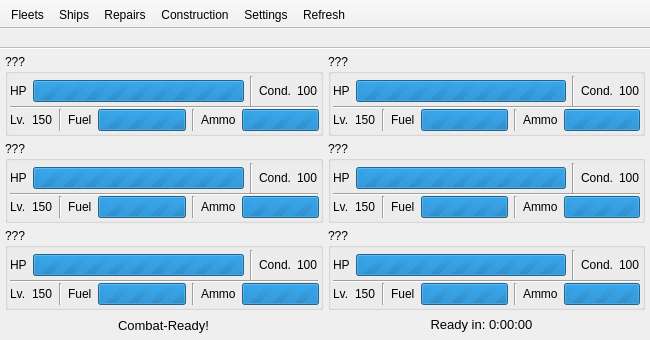
First picture: the form in KCMainWindow.ui, repository KanColleTool/kct-tool, before the edit.
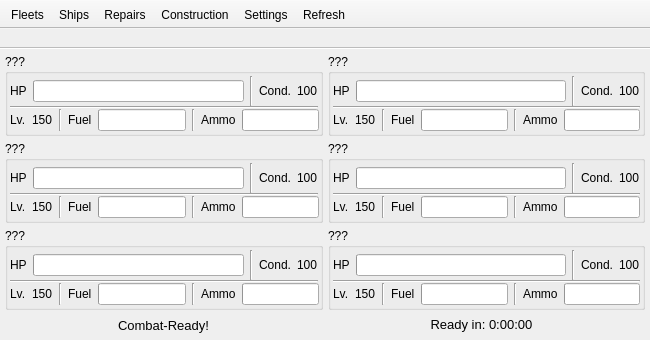
Second picture: the form after the edit. The open tabs and pages were chosen to show the change. Icons and pictures are not drawn.

Commit message: remove useless progress bar defaults

Diff of the .ui file:
```diff
--- a/KCMainWindow.ui
+++ b/KCMainWindow.ui
@@ -205,12 +205,6 @@
                   </item>
                   <item>
                    <widget class="QProgressBar" name="fleetHpBar4">
-                    <property name="maximum">
-                     <number>0</number>
-                    </property>
-                    <property name="value">
-                     <number>-1</number>
-                    </property>
                     <property name="format">
                      <string>%v/%m</string>
                     </property>
@@ -293,12 +287,6 @@
                   </item>
                   <item>
                    <widget class="QProgressBar" name="fleetFuelBar4">
-                    <property name="maximum">
-                     <number>0</number>
-                    </property>
-                    <property name="value">
-                     <number>-1</number>
-                    </property>
                     <property name="format">
                      <string>%v/%m</string>
                     </property>
@@ -324,12 +312,6 @@
                   </item>
                   <item>
                    <widget class="QProgressBar" name="fleetAmmoBar4">
-                    <property name="maximum">
-                     <number>0</number>
-                    </property>
-                    <property name="value">
-                     <number>-1</number>
-                    </property>
                     <property name="format">
                      <string>%v/%m</string>
                     </property>
@@ -382,12 +364,6 @@
                   </item>
                   <item>
                    <widget class="QProgressBar" name="fleetHpBar2">
-                    <property name="maximum">
-                     <number>0</number>
-                    </property>
-                    <property name="value">
-                     <number>-1</number>
-                    </property>
                     <property name="format">
                      <string>%v/%m</string>
                     </property>
@@ -470,12 +446,6 @@
                   </item>
                   <item>
                    <widget class="QProgressBar" name="fleetFuelBar2">
-                    <property name="maximum">
-                     <number>0</number>
-                    </property>
-                    <property name="value">
-                     <number>-1</number>
-                    </property>
                     <property name="format">
                      <string>%v/%m</string>
                     </property>
@@ -501,12 +471,6 @@
                   </item>
                   <item>
                    <widget class="QProgressBar" name="fleetAmmoBar2">
-                    <property name="maximum">
-                     <number>0</number>
-                    </property>
-                    <property name="value">
-                     <number>-1</number>
-                    </property>
                     <property name="format">
                      <string>%v/%m</string>
                     </property>
@@ -559,12 +523,6 @@
                   </item>
                   <item>
                    <widget class="QProgressBar" name="fleetHpBar1">
-                    <property name="maximum">
-                     <number>0</number>
-                    </property>
-                    <property name="value">
-                     <number>-1</number>
-                    </property>
                     <property name="format">
                      <string>%v/%m</string>
                     </property>
@@ -647,12 +605,6 @@
                   </item>
                   <item>
                    <widget class="QProgressBar" name="fleetFuelBar1">
-                    <property name="maximum">
-                     <number>0</number>
-                    </property>
-                    <property name="value">
-                     <number>-1</number>
-                    </property>
                     <property name="format">
                      <string>%v/%m</string>
                     </property>
@@ -678,12 +630,6 @@
                   </item>
                   <item>
                    <widget class="QProgressBar" name="fleetAmmoBar1">
-                    <property name="maximum">
-                     <number>0</number>
-                    </property>
-                    <property name="value">
-                     <number>-1</number>
-                    </property>
                     <property name="format">
                      <string>%v/%m</string>
                     </property>
@@ -790,12 +736,6 @@
                   </item>
                   <item>
                    <widget class="QProgressBar" name="fleetHpBar3">
-                    <property name="maximum">
-                     <number>0</number>
-                    </property>
-                    <property name="value">
-                     <number>-1</number>
-                    </property>
                     <property name="format">
                      <string>%v/%m</string>
                     </property>
@@ -878,12 +818,6 @@
                   </item>
                   <item>
                    <widget class="QProgressBar" name="fleetFuelBar3">
-                    <property name="maximum">
-                     <number>0</number>
-                    </property>
-                    <property name="value">
-                     <number>-1</number>
-                    </property>
                     <property name="format">
                      <string>%v/%m</string>
                     </property>
@@ -909,12 +843,6 @@
                   </item>
                   <item>
                    <widget class="QProgressBar" name="fleetAmmoBar3">
-                    <property name="maximum">
-                     <number>0</number>
-                    </property>
-                    <property name="value">
-                     <number>-1</number>
-                    </property>
                     <property name="format">
                      <string>%v/%m</string>
                     </property>
@@ -967,12 +895,6 @@
                   </item>
                   <item>
                    <widget class="QProgressBar" name="fleetHpBar5">
-                    <property name="maximum">
-                     <number>0</number>
-                    </property>
-                    <property name="value">
-                     <number>-1</number>
-                    </property>
                     <property name="format">
                      <string>%v/%m</string>
                     </property>
@@ -1055,12 +977,6 @@
                   </item>
                   <item>
                    <widget class="QProgressBar" name="fleetFuelBar5">
-                    <property name="maximum">
-                     <number>0</number>
-                    </property>
-                    <property name="value">
-                     <number>-1</number>
-                    </property>
                     <property name="format">
                      <string>%v/%m</string>
                     </property>
@@ -1086,12 +1002,6 @@
                   </item>
                   <item>
                    <widget class="QProgressBar" name="fleetAmmoBar5">
-                    <property name="maximum">
-                     <number>0</number>
-                    </property>
-                    <property name="value">
-                     <number>-1</number>
-                    </property>
                     <property name="format">
                      <string>%v/%m</string>
                     </property>
@@ -1144,12 +1054,6 @@
                   </item>
                   <item>
                    <widget class="QProgressBar" name="fleetHpBar6">
-                    <property name="maximum">
-                     <number>0</number>
-                    </property>
-                    <property name="value">
-                     <number>-1</number>
-                    </property>
                     <property name="format">
                      <string>%v/%m</string>
                     </property>
@@ -1232,12 +1136,6 @@
                   </item>
                   <item>
                    <widget class="QProgressBar" name="fleetFuelBar6">
-                    <property name="maximum">
-                     <number>0</number>
-                    </property>
-                    <property name="value">
-                     <number>-1</number>
-                    </property>
                     <property name="format">
                      <string>%v/%m</string>
                     </property>
@@ -1263,12 +1161,6 @@
                   </item>
                   <item>
                    <widget class="QProgressBar" name="fleetAmmoBar6">
-                    <property name="maximum">
-                     <number>0</number>
-                    </property>
-                    <property name="value">
-                     <number>-1</number>
-                    </property>
                     <property name="format">
                      <string>%v/%m</string>
                     </property>
```
